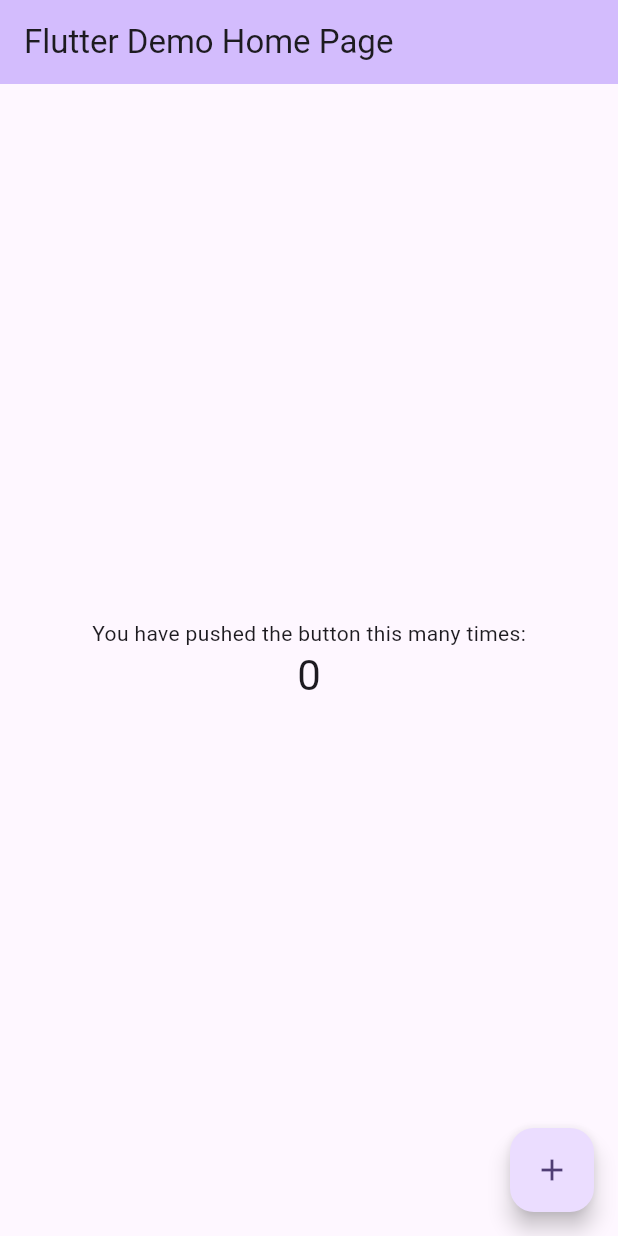
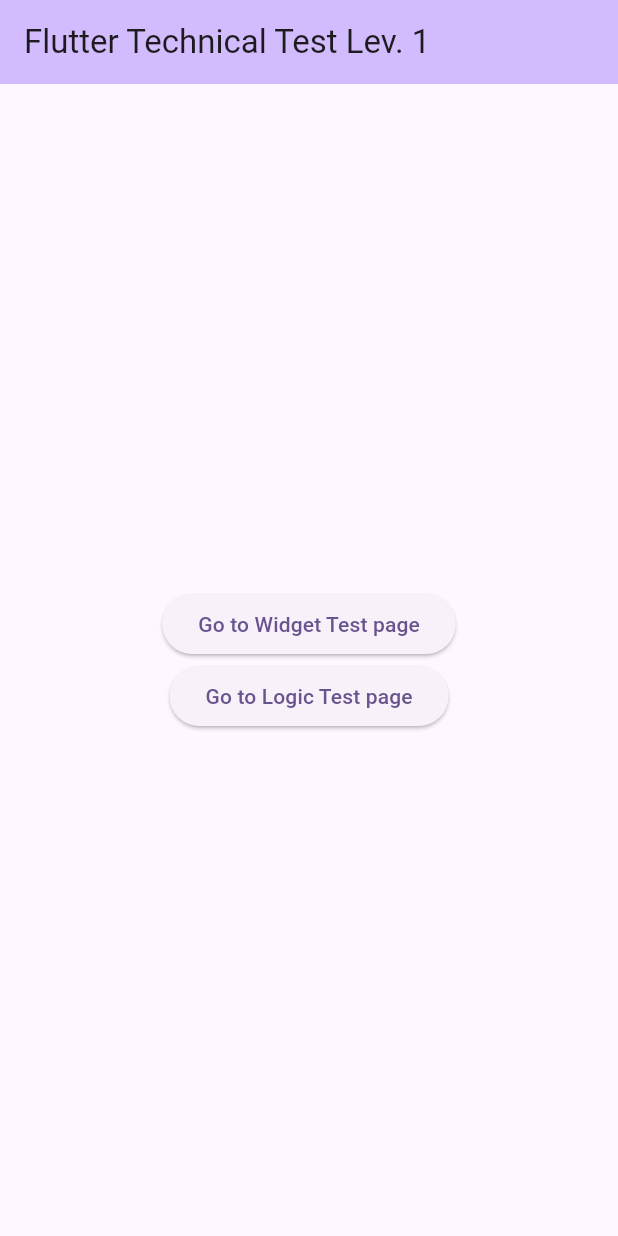
Before and after one commit to christianwico/gluon_flutter_tech_test, a Flutter app: the screen it shows after launch, on a phone screen of 412 x 824 dp. Run offline on Flutter 3.47's test engine with Material 2 defaults, Android fonts, the phone set to English and light mode, and no system bars.

Commit message:
Rewrite main.dart

```diff
--- a/lib/main.dart
+++ b/lib/main.dart
@@ -10,60 +10,48 @@
   @override
   Widget build(BuildContext context) {
     return MaterialApp(
-      title: 'Flutter Demo',
+      title: 'Flutter Technical Test Lev. 1',
       theme: ThemeData(
         colorScheme: ColorScheme.fromSeed(seedColor: Colors.deepPurple),
         useMaterial3: true,
       ),
-      home: const MyHomePage(title: 'Flutter Demo Home Page'),
+      routes: {
+        '/': (context) =>
+            const MyHomePage(title: 'Flutter Technical Test Lev. 1'),
+        // '/widget-test': (context) => const WidgetTestPage(),
+        // '/logic-test': (context) => const LogicTestPage(),
+      },
     );
   }
 }
 
-class MyHomePage extends StatefulWidget {
+class MyHomePage extends StatelessWidget {
   const MyHomePage({super.key, required this.title});
 
   final String title;
-
-  @override
-  State<MyHomePage> createState() => _MyHomePageState();
-}
-
-class _MyHomePageState extends State<MyHomePage> {
-  int _counter = 0;
-
-  void _incrementCounter() {
-    setState(() {
-      _counter++;
-    });
-  }
 
   @override
   Widget build(BuildContext context) {
     return Scaffold(
       appBar: AppBar(
         backgroundColor: Theme.of(context).colorScheme.inversePrimary,
-        title: Text(widget.title),
+        title: Text(title),
       ),
       body: Center(
         child: Column(
           mainAxisAlignment: MainAxisAlignment.center,
           children: <Widget>[
-            const Text(
-              'You have pushed the button this many times:',
+            ElevatedButton(
+              onPressed: () {},
+              child: const Text('Go to Widget Test page'),
             ),
-            Text(
-              '$_counter',
-              style: Theme.of(context).textTheme.headlineMedium,
+            ElevatedButton(
+              onPressed: () {},
+              child: const Text('Go to Logic Test page'),
             ),
           ],
         ),
       ),
-      floatingActionButton: FloatingActionButton(
-        onPressed: _incrementCounter,
-        tooltip: 'Increment',
-        child: const Icon(Icons.add),
-      ),
     );
   }
 }
```
